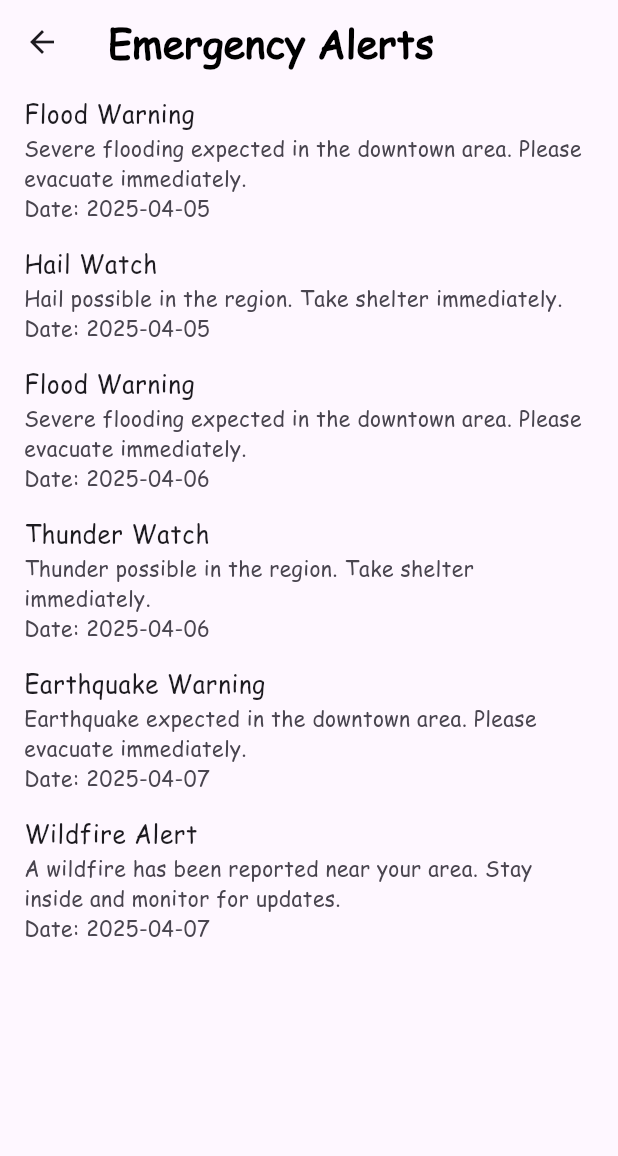
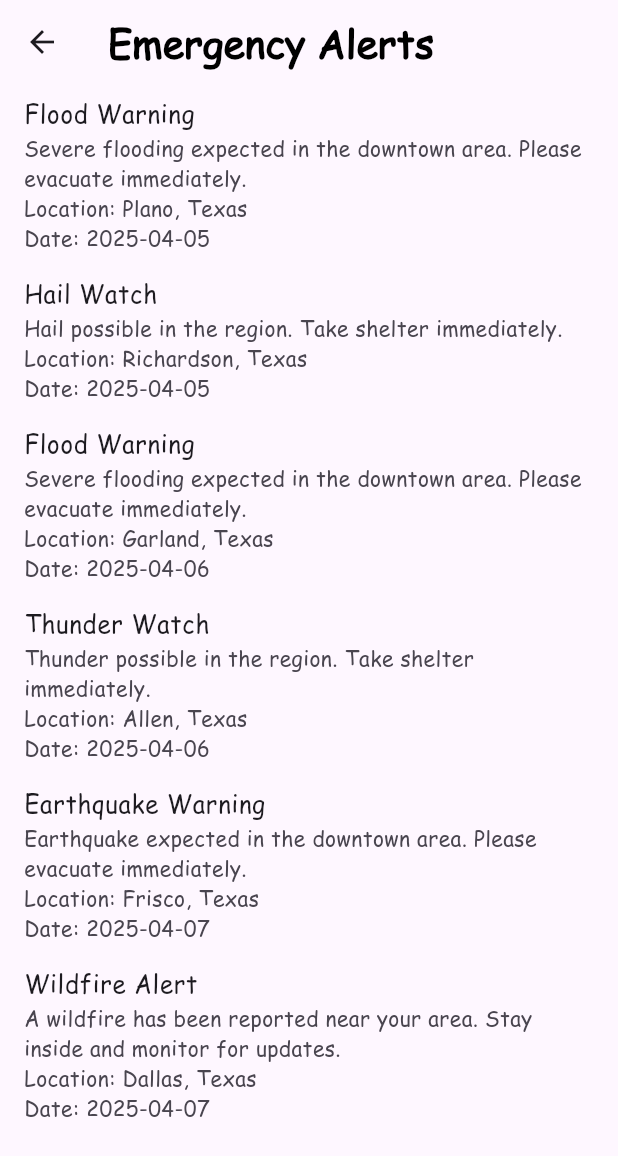
Before and after one commit to ceenguyen05/CS3354Project, a Flutter app: the EmergencyAlertsScreen screen opened directly, on a phone screen of 412 x 824 dp. Shown: the top 1156 px of the screen. Run offline on Flutter 3.47's test engine with Material 3 defaults, Android fonts, the phone set to English and light mode, and no system bars; our stand-ins replace geolocator.

Commit message:
added location in json,model,screen

```diff
--- a/code_1/assets/json_files/emergency_alerts.json
+++ b/code_1/assets/json_files/emergency_alerts.json
@@ -2,31 +2,37 @@
     {
       "alertTitle": "Flood Warning",
       "alertDescription": "Severe flooding expected in the downtown area. Please evacuate immediately.",
+      "alertLocation" :"Plano, Texas",
       "alertDate": "2025-04-05"
     },
     {
       "alertTitle": "Hail Watch",
       "alertDescription": "Hail possible in the region. Take shelter immediately.",
+      "alertLocation" :"Richardson, Texas",
       "alertDate": "2025-04-05"
     },
     {
       "alertTitle": "Flood Warning",
       "alertDescription": "Severe flooding expected in the downtown area. Please evacuate immediately.",
+      "alertLocation" :"Garland, Texas",
       "alertDate": "2025-04-06"
     },
     {
       "alertTitle": "Thunder Watch",
       "alertDescription": "Thunder possible in the region. Take shelter immediately.",
+      "alertLocation" :"Allen, Texas",
       "alertDate": "2025-04-06"
     },
     {
       "alertTitle": "Earthquake Warning",
       "alertDescription": "Earthquake expected in the downtown area. Please evacuate immediately.",
+      "alertLocation" :"Frisco, Texas",
       "alertDate": "2025-04-07"
     },
     {
       "alertTitle": "Wildfire Alert",
       "alertDescription": "A wildfire has been reported near your area. Stay inside and monitor for updates.",
+      "alertLocation" :"Dallas, Texas",
       "alertDate": "2025-04-07"
     }
   ]
--- a/code_1/lib/models/alert.dart
+++ b/code_1/lib/models/alert.dart
@@ -4,15 +4,17 @@
 class Alert {
   final String alertTitle;
   final String alertDescription;
+  final String alertLocation ;
   final String alertDate;
 
-  Alert({required this.alertTitle, required this.alertDescription, required this.alertDate});
+  Alert({required this.alertTitle, required this.alertDescription, required this.alertLocation, required this.alertDate});
 
   // From JSON to Alert object
   factory Alert.fromJson(Map<String, dynamic> json) {
     return Alert(
       alertTitle: json['alertTitle'],
       alertDescription: json['alertDescription'],
+      alertLocation: json['alertLocation'] ,
       alertDate: json['alertDate'],
     );
   }
--- a/code_1/lib/screens/emergency_alerts_screen.dart
+++ b/code_1/lib/screens/emergency_alerts_screen.dart
@@ -58,7 +58,7 @@ class _EmergencyAlertsScreenState extends State<EmergencyAlertsScreen> {
               final alert = alertsList[index];
               return ListTile(
                 title: Text(alert.alertTitle),
-                subtitle: Text("${alert.alertDescription}\nDate: ${alert.alertDate}"),
+                subtitle: Text("${alert.alertDescription}\nLocation: ${alert.alertLocation} \nDate: ${alert.alertDate}"),
               );
             },
           );
```
Also changed, not shown: 1 other file.
